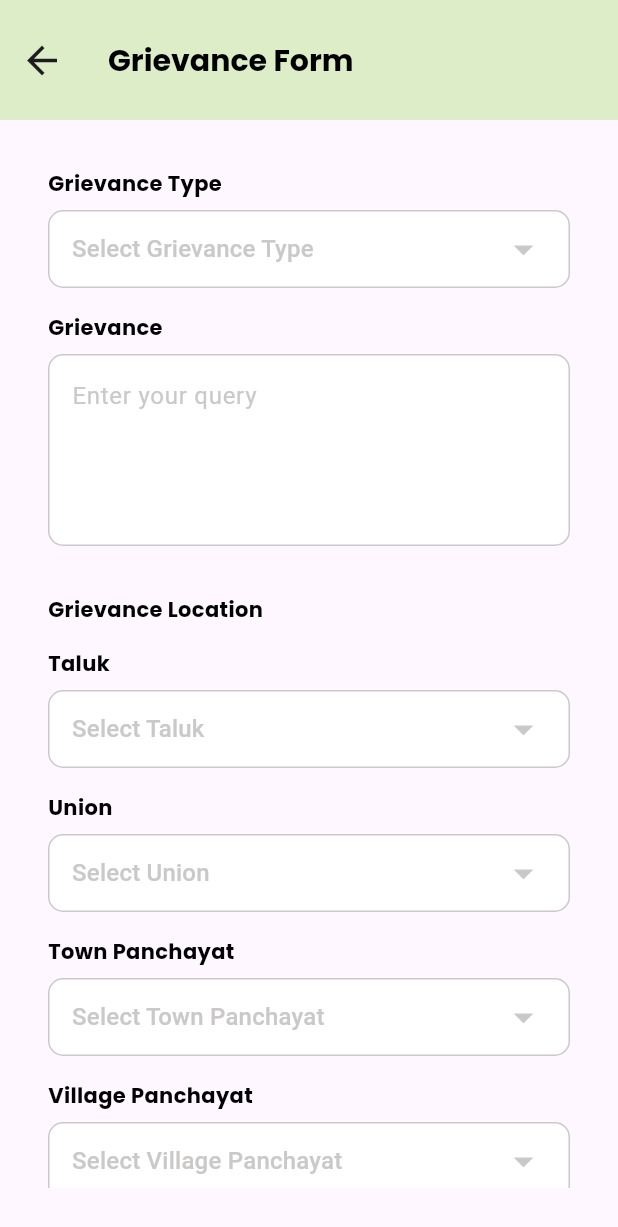
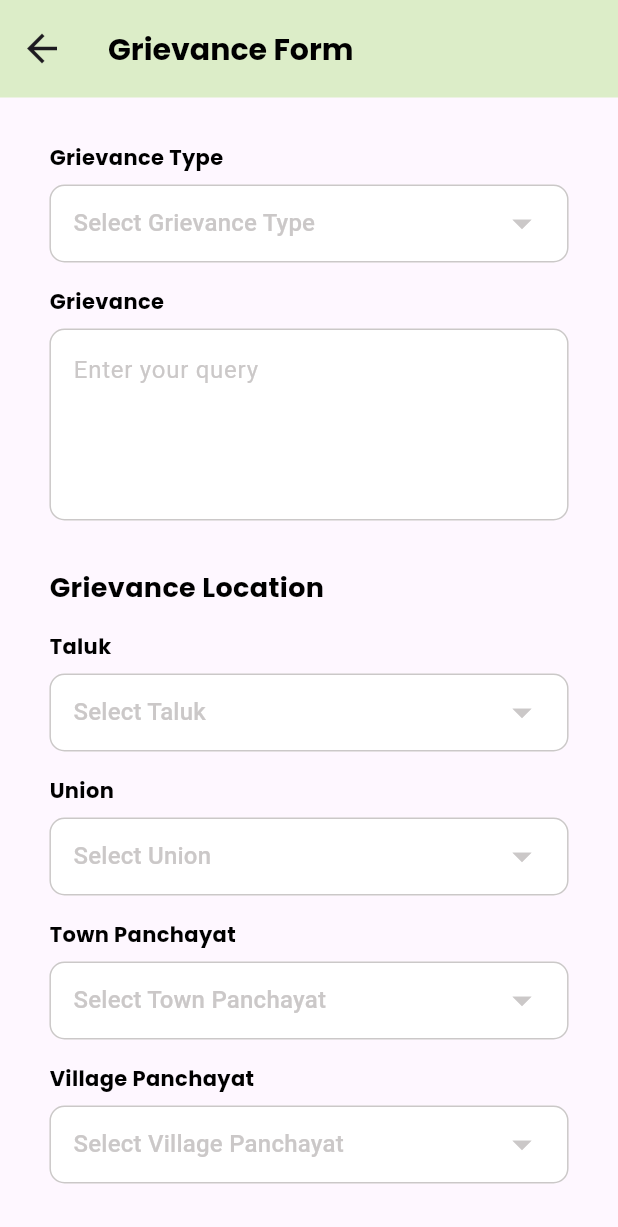
Before and after one commit to MahaStinSoft/PGPFlutterApp, a Flutter app: the GrievanceFormScreen screen opened directly, on a phone screen of 412 x 824 dp. Shown: the top 1227 px of the screen. Run offline on Flutter 3.47's test engine with Material 3 defaults, Android fonts, the phone set to English and light mode, and no system bars; our stand-ins replace shared_preferences; accounts and stored records are empty.

Commit message:
updated responsive grievance form

```diff
--- a/lib/widgets/grievanceFrom.dart
+++ b/lib/widgets/grievanceFrom.dart
@@ -37,10 +37,15 @@ class _GrievanceFormScreenState extends State<GrievanceFormScreen> {
           },
         ),
         backgroundColor: AppColors.secondaryColor,
-        toolbarHeight: 80.0,
+        toolbarHeight: 65.0,
       ),
-      body: Padding(
-        padding: const EdgeInsets.all(32.0),
+      body: LayoutBuilder(
+        builder: (context, constraints) {
+          final screenWidth = constraints.maxWidth;
+
+          return Padding(
+            padding: EdgeInsets.symmetric(
+                horizontal: screenWidth * 0.08, vertical: 30.0),
             child: Form(
               key: _formKey,
               child: ListView(
@@ -70,7 +75,7 @@ class _GrievanceFormScreenState extends State<GrievanceFormScreen> {
                     child: Text(
                       S.of(context).grievanceLocation,
                       style: AppTextStyles.defaultStyle
-                      .copyWith(fontWeight: FontWeight.w600),
+                          .copyWith(fontWeight: FontWeight.w600, fontSize: 18),
                     ),
                   ),
                   _buildDropdownField(
@@ -160,10 +165,11 @@ class _GrievanceFormScreenState extends State<GrievanceFormScreen> {
                   ),
                   const SizedBox(height: 10),
                   Container(
-                margin: const EdgeInsets.symmetric(horizontal: 10.0),
+                    margin:
+                        EdgeInsets.symmetric(horizontal: screenWidth * 0.02),
                     child: Padding(
-                  padding: const EdgeInsets.symmetric(
-                      horizontal: 10.0, vertical: 10.0),
+                      padding: EdgeInsets.symmetric(
+                          horizontal: screenWidth * 0.02, vertical: 15.0),
                       child: SizedBox(
                         width: double.infinity,
                         child: ElevatedButton(
@@ -172,11 +178,18 @@ class _GrievanceFormScreenState extends State<GrievanceFormScreen> {
                               // Process the form submission
                             }
                           },
+                          child: Padding(
+                            padding: EdgeInsets.symmetric(
+                                vertical: 8.0,
+                                horizontal: 30.0), // Increase padding here
                             child: Text(
                               S.of(context).submit,
                               style: AppTextStyles.defaultStyle.copyWith(
                                 color: AppColors.textLightColor,
                                 fontWeight: FontWeight.w600,
+                                // fontSize:
+                                //     screenWidth * 0.05, // Responsive font size
+                              ),
                             ),
                           ),
                           style: AppButtonStyles.elevatedButtonStyle,
@@ -187,6 +200,8 @@ class _GrievanceFormScreenState extends State<GrievanceFormScreen> {
                 ],
               ),
             ),
+          );
+        },
       ),
     );
   }
```
Lines whose indentation alone changed are shown as unchanged.
